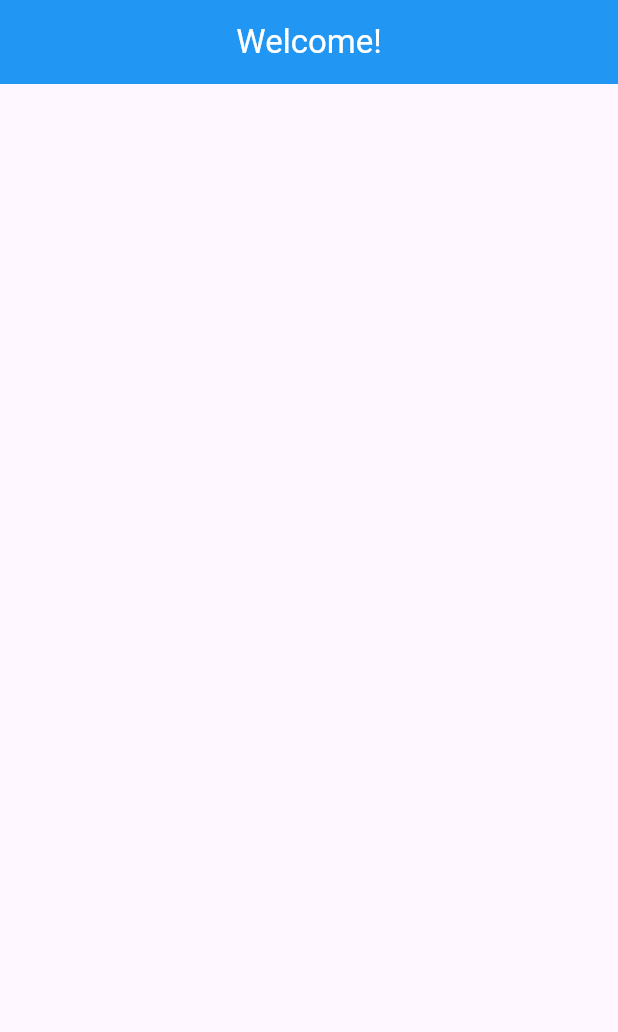
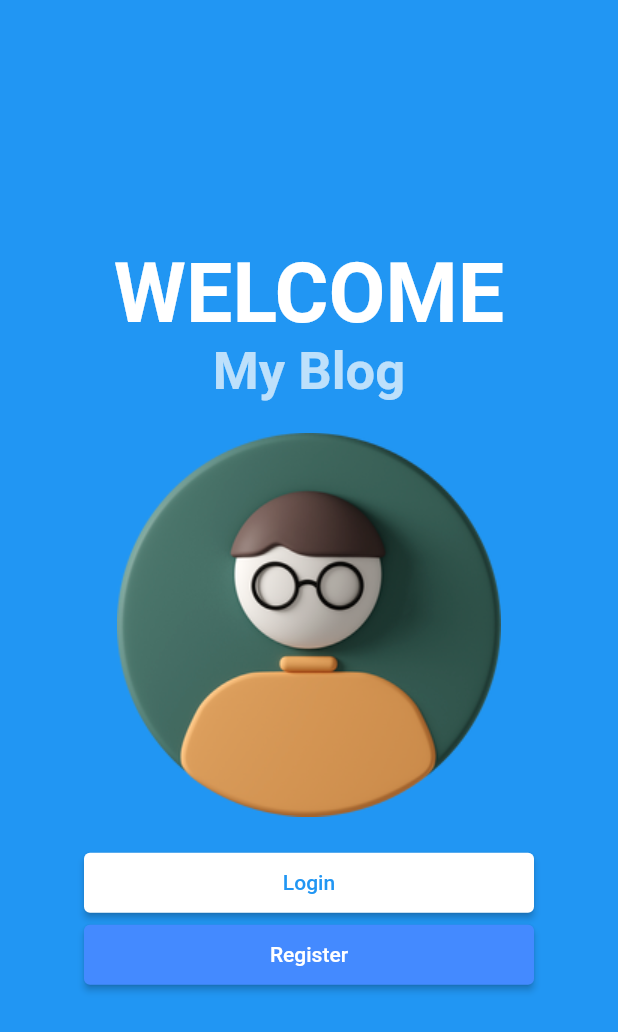
Before and after one commit to overtheskyy/my-first-flutter-app, a Flutter app: the screen it shows after launch, on a phone screen of 412 x 824 dp. Shown: the top 1032 px of the screen. Run offline on Flutter 3.47's test engine with Material 2 defaults, Android fonts, the phone set to English and light mode, and no system bars.

Commit message:
Second Commit - Created HomePage - Added images - Added   ElevatedButton - Added Containers

```diff
--- a/lib/main.dart
+++ b/lib/main.dart
@@ -1,4 +1,5 @@
 import 'package:flutter/material.dart';
+import 'package:my_first_flutter_app/home_page.dart';
 
 void main() {
   runApp(const MyApp());
@@ -11,9 +12,9 @@ class MyApp extends StatelessWidget {
   Widget build(BuildContext context) {
     return MaterialApp(
       title: 'Flutter Demo',
+      debugShowCheckedModeBanner: false,
       theme: ThemeData(
-        colorScheme: ColorScheme.fromSeed(seedColor: Colors.deepPurple),
-        useMaterial3: true,
+        colorScheme: ColorScheme.fromSeed(seedColor: Colors.blue),
       ),
       home: const LoginPage(),
     );
@@ -26,10 +27,55 @@ class LoginPage extends StatelessWidget {
   @override
   Widget build(BuildContext context) {
     return Scaffold(
-      appBar: AppBar(
-        backgroundColor: Colors.blue,
-        title: const Text('Welcome!', style: TextStyle(color: Colors.white)),
-        centerTitle: true,
+      backgroundColor: Colors.blue,
+      body: Center(
+        child: Column(
+          mainAxisAlignment: MainAxisAlignment.center,
+          children: [
+            const Text(
+              'WELCOME',
+              style: TextStyle(
+                color: Colors.white,
+                fontSize: 55,
+                fontWeight: FontWeight.bold,
+              ),
+            ),
+            const Text(
+              'My Blog',
+              style: TextStyle(
+                color: Colors.white70,
+                fontSize: 35,
+                fontWeight: FontWeight.bold,
+              ),
+            ),
+            const SizedBox(height: 20.0),
+            Image.asset('images/login.png'),
+            const SizedBox(height: 20.0),
+            ElevatedButton(
+              onPressed: () {
+                Navigator.of(context)
+                    .push(MaterialPageRoute(builder: (BuildContext context) {
+                  return const HomePage();
+                }));
+              },
+              style: ElevatedButton.styleFrom(
+                backgroundColor: Colors.white,
+                foregroundColor: Colors.blue,
+                minimumSize: const Size(300, 40),
+              ),
+              child: const Text('Login'),
+            ),
+            ElevatedButton(
+              onPressed: () {},
+              style: ElevatedButton.styleFrom(
+                backgroundColor: Colors.blueAccent,
+                foregroundColor: Colors.white,
+                minimumSize: const Size(300, 40),
+              ),
+              child: const Text('Register'),
+            )
+          ],
+        ),
       ),
     );
   }
--- a/pubspec.yaml
+++ b/pubspec.yaml
@@ -59,8 +59,8 @@ flutter:
   uses-material-design: true
 
   # To add assets to your application, add an assets section, like this:
-  # assets:
-  #   - images/a_dot_burr.jpeg
+  assets:
+    - images/
   #   - images/a_dot_ham.jpeg
 
   # An image asset can refer to one or more resolution-specific "variants", see
```
Also changed, not shown: lib/home_page.dart (added, +171 -0 lines), images/image1.png (added), images/image2.png (added), images/image3.png (added), images/image4.png (added), images/image5.png (added), images/image6.png (added), images/login.png (added).
